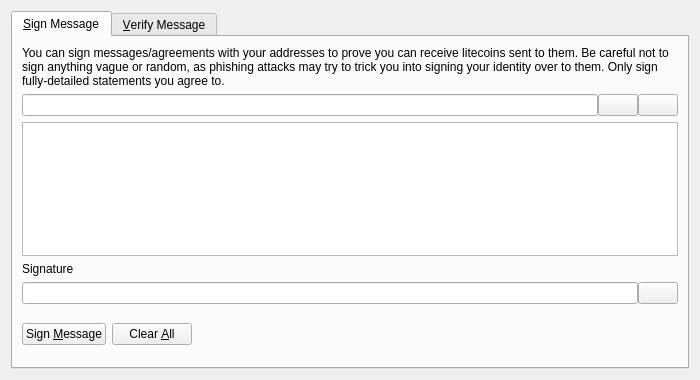
Above: src/qt/forms/signverifymessagedialog.ui from DivisionStreetDevs/darkWormCoin-master before the change. Below: the same form after it.
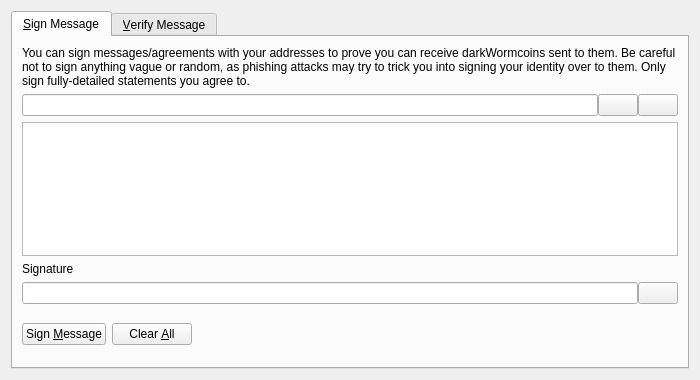
That is the form after the change. Icons and pictures are not drawn. Custom widgets are drawn as their Qt base class.

Patch:
```diff
--- a/src/qt/forms/signverifymessagedialog.ui
+++ b/src/qt/forms/signverifymessagedialog.ui
@@ -30,7 +30,7 @@
        <item>
         <widget class="QLabel" name="infoLabel_SM">
          <property name="text">
-          <string>You can sign messages/agreements with your addresses to prove you can receive litecoins sent to them. Be careful not to sign anything vague or random, as phishing attacks may try to trick you into signing your identity over to them. Only sign fully-detailed statements you agree to.</string>
+          <string>You can sign messages/agreements with your addresses to prove you can receive darkWormcoins sent to them. Be careful not to sign anything vague or random, as phishing attacks may try to trick you into signing your identity over to them. Only sign fully-detailed statements you agree to.</string>
          </property>
          <property name="textFormat">
           <enum>Qt::PlainText</enum>
```
Left out of the diff: 8 changed lines with no effect on the pictures.
